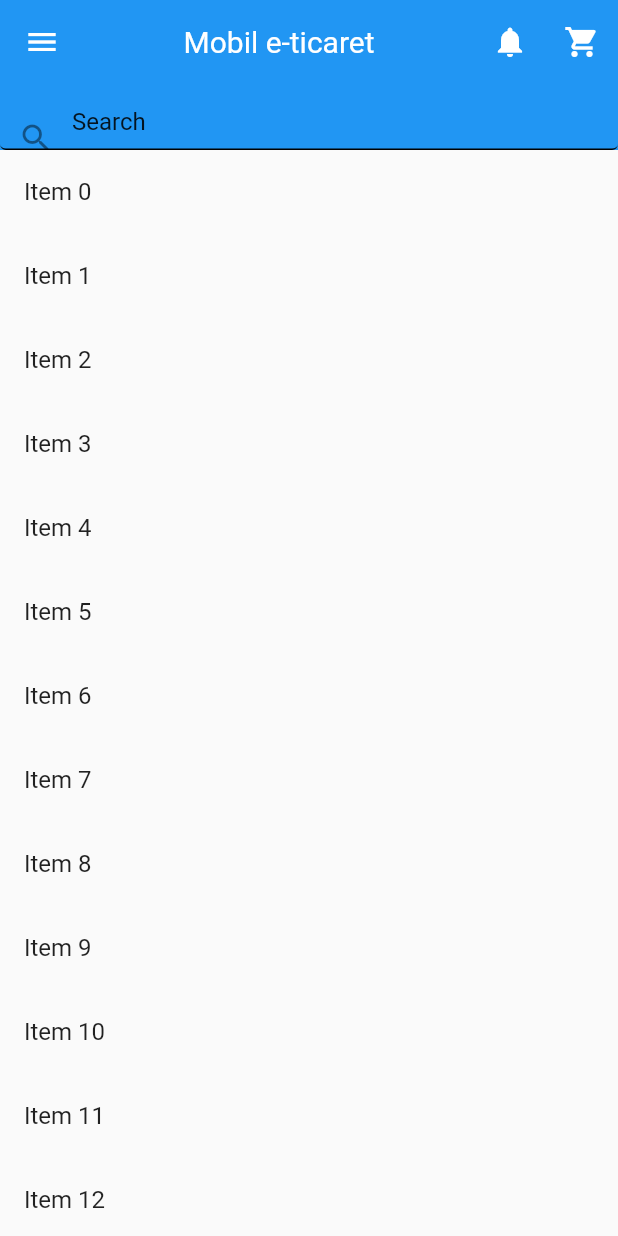
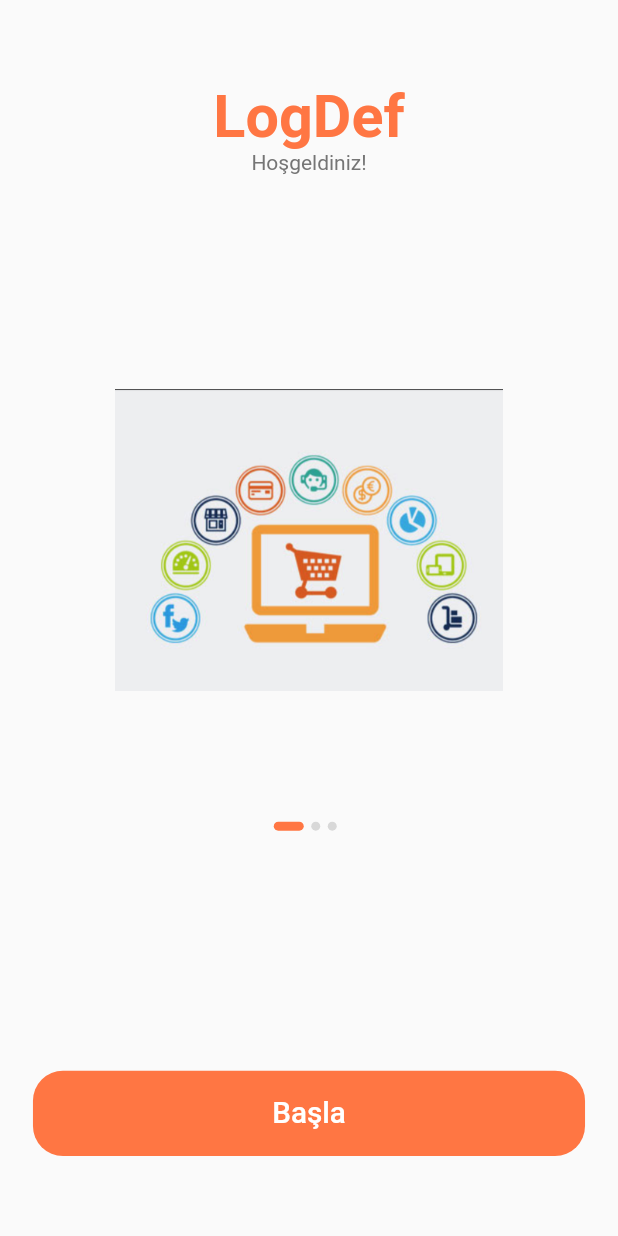
Before and after one commit to talhatt/e-commerce, a Flutter app: the screen it shows after launch, on a phone screen of 412 x 824 dp. Run offline on Flutter 3.47's test engine with Material 2 defaults, Android fonts, the light colour scheme and no system bars.

Commit message:
Karşılama ekranı oluşturuldu

```diff
--- /dev/null
+++ b/lib/components/default_button.dart
@@ -0,0 +1,32 @@
+import 'package:flutter/material.dart';
+
+import '../constants.dart';
+import '../size_config.dart';
+
+class DefaultButton extends StatelessWidget {
+  const DefaultButton({
+    Key key,
+    this.text,
+    this.press,
+  }) : super(key: key);
+  final String text;
+  final Function press;
+
+  @override
+  Widget build(BuildContext context) {
+    return SizedBox(
+      width: double.infinity,
+      height: getProportionateScreenHeight(56),
+      child: FlatButton(
+        shape: RoundedRectangleBorder(borderRadius: BorderRadius.circular(20)),
+        color: kPrimaryColor,
+        onPressed: press,
+        child: Text(
+          text,
+          style: TextStyle(
+              color: Colors.white, fontSize: getProportionateScreenWidth(18)),
+        ),
+      ),
+    );
+  }
+}
--- /dev/null
+++ b/lib/constants.dart
@@ -0,0 +1,14 @@
+import 'package:flutter/material.dart';
+
+const kPrimaryColor = Color(0xFFFF7643);
+const kPrimaryLightColor = Color(0xFFFFECDF);
+const kPrimaryGradientColor = LinearGradient(
+  begin: Alignment.topLeft,
+  end: Alignment.bottomRight,
+  colors: [Color(0xFFFFA53E), Color(0xFFFF7643)],
+);
+
+const kSecondaryColor = Color(0xFF979797);
+const kTextColor = Color(0xFF757575);
+
+const kAnimationDuration = Duration(milliseconds: 200);
--- a/lib/main.dart
+++ b/lib/main.dart
@@ -1,6 +1,9 @@
+import 'dart:ui';
+
 import 'package:flutter/material.dart';
-import 'package:mobile_eticaret/screens/home_screen.dart';
-import 'package:mobile_eticaret/theme.dart';
+import 'package:mobile_eticaret/constants.dart';
+import 'package:mobile_eticaret/routes.dart';
+import 'package:mobile_eticaret/screens/welcome_screen.dart';
 
 void main() => runApp(MyApp());
 
@@ -8,10 +11,17 @@ class MyApp extends StatelessWidget {
   @override
   Widget build(BuildContext context) {
     return MaterialApp(
-      theme: myTheme,
+      title: 'Material App',
       debugShowCheckedModeBanner: false,
-      title: 'Mobile e-ticaret',
-      home: HomeScreen(),
+      theme: ThemeData(
+        textTheme: TextTheme(
+          bodyText1: TextStyle(color: kTextColor),
+          bodyText2: TextStyle(color: kTextColor),
+        ),
+        visualDensity: VisualDensity.adaptivePlatformDensity,
+      ),
+      initialRoute: WelcomeScreen.routeName,
+      routes: routes,
     );
   }
 }
--- /dev/null
+++ b/lib/routes.dart
@@ -0,0 +1,8 @@
+import 'package:flutter/material.dart';
+import 'package:mobile_eticaret/screens/home_screen.dart';
+import 'package:mobile_eticaret/screens/welcome_screen.dart';
+
+final Map<String, WidgetBuilder> routes = {
+  WelcomeScreen.routeName: (context) => WelcomeScreen(),
+  HomeScreen.routeName: (context) => HomeScreen(),
+};
--- /dev/null
+++ b/lib/screens/components/body.dart
@@ -0,0 +1,85 @@
+import 'package:flutter/material.dart';
+import 'package:mobile_eticaret/components/default_button.dart';
+import 'package:mobile_eticaret/constants.dart';
+import 'package:mobile_eticaret/screens/components/splash_content.dart';
+import 'package:mobile_eticaret/screens/home_screen.dart';
+import 'package:mobile_eticaret/size_config.dart';
+
+class Body extends StatefulWidget {
+  @override
+  _BodyState createState() => _BodyState();
+}
+
+class _BodyState extends State<Body> {
+  int currentPage = 0;
+  List<Map<String, String>> splashData = [
+    {"image": "assets/images/welcome_1.jpg", "text": "Hoşgeldiniz!"},
+    {
+      "image": "assets/images/welcome_2.jpg",
+      "text": "Hemen alış-verişe başlayın"
+    },
+    {"image": "assets/images/welcome_3.jpg", "text": "#EvdeKal"}
+  ];
+  @override
+  Widget build(BuildContext context) {
+    return SafeArea(
+      child: Column(
+        children: <Widget>[
+          Expanded(
+              flex: 3,
+              child: PageView.builder(
+                  onPageChanged: (value) {
+                    setState(() {
+                      currentPage = value;
+                    });
+                  },
+                  itemCount: splashData.length,
+                  itemBuilder: (context, index) => SplashContent(
+                      image: splashData[index]["image"],
+                      text: splashData[index]["text"]))),
+          Expanded(
+            flex: 2,
+            child: Padding(
+              padding: EdgeInsets.symmetric(
+                  horizontal: getProportionateScreenWidth(20)),
+              child: Column(
+                children: <Widget>[
+                  Spacer(),
+                  Row(
+                      mainAxisAlignment: MainAxisAlignment.center,
+                      children: List.generate(
+                        splashData.length,
+                        (index) => buildDot(index: index),
+                      )),
+                  Spacer(
+                    flex: 3,
+                  ),
+                  DefaultButton(
+                    text: "Başla",
+                    press: () {
+                      Navigator.pushNamed(context, "/home");
+                    },
+                  ),
+                  Spacer(),
+                ],
+              ),
+            ),
+          ),
+        ],
+      ),
+    );
+  }
+
+  AnimatedContainer buildDot({int index}) {
+    return AnimatedContainer(
+      duration: kAnimationDuration,
+      margin: EdgeInsets.only(right: 5),
+      width: currentPage == index ? 20 : 6,
+      height: 6,
+      decoration: BoxDecoration(
+        color: currentPage == index ? kPrimaryColor : Color(0xFFD8D8D8),
+        borderRadius: BorderRadius.circular(3),
+      ),
+    );
+  }
+}
--- /dev/null
+++ b/lib/screens/components/splash_content.dart
@@ -0,0 +1,41 @@
+import 'package:flutter/material.dart';
+
+import '../../constants.dart';
+import '../../size_config.dart';
+
+class SplashContent extends StatelessWidget {
+  const SplashContent({
+    Key key,
+    this.text,
+    this.image,
+  }) : super(key: key);
+
+  final String text, image;
+
+  @override
+  Widget build(BuildContext context) {
+    return SizedBox(
+      width: double.infinity,
+      child: Column(
+        children: <Widget>[
+          Spacer(),
+          Text("LogDef",
+              style: TextStyle(
+                fontSize: getProportionateScreenWidth(36),
+                color: kPrimaryColor,
+                fontWeight: FontWeight.bold,
+              )),
+          Text(text),
+          Spacer(
+            flex: 2,
+          ),
+          Image.asset(
+            image,
+            height: getProportionateScreenHeight(265),
+            width: getProportionateScreenWidth(235),
+          )
+        ],
+      ),
+    );
+  }
+}
--- a/lib/screens/home_screen.dart
+++ b/lib/screens/home_screen.dart
@@ -2,6 +2,7 @@ import 'package:flutter/material.dart';
 
 class HomeScreen extends StatefulWidget {
   HomeScreen({Key key}) : super(key: key);
+  static String routeName = "/home";
   @override
   _HomeScreenState createState() => _HomeScreenState();
 }
--- /dev/null
+++ b/lib/screens/welcome_screen.dart
@@ -0,0 +1,14 @@
+import 'package:flutter/material.dart';
+import 'package:mobile_eticaret/screens/components/body.dart';
+import 'package:mobile_eticaret/size_config.dart';
+
+class WelcomeScreen extends StatelessWidget {
+  static String routeName = "/welcome";
+  @override
+  Widget build(BuildContext context) {
+    SizeConfig().init(context);
+    return Scaffold(
+      body: Body(),
+    );
+  }
+}
--- /dev/null
+++ b/lib/size_config.dart
@@ -0,0 +1,28 @@
+import 'package:flutter/material.dart';
+
+class SizeConfig {
+  static MediaQueryData _mediaQueryData;
+  static double screenWidth;
+  static double screenHeight;
+  static double defaultSize;
+  static Orientation orientation;
+
+  void init(BuildContext context) {
+    _mediaQueryData = MediaQuery.of(context);
+    screenWidth = _mediaQueryData.size.width;
+    screenHeight = _mediaQueryData.size.height;
+    orientation = _mediaQueryData.orientation;
+  }
+}
+
+double getProportionateScreenHeight(double inputHeight) {
+  double screenHeight = SizeConfig.screenHeight;
+
+  return (inputHeight / 812.0) * screenHeight;
+}
+
+double getProportionateScreenWidth(double inputWidth) {
+  double screenwidth = SizeConfig.screenWidth;
+
+  return (inputWidth / 375.0) * screenwidth;
+}
```
Also changed, not shown: pubspec.yaml (+6 -3 lines), assets/images/shoes/1.jpg (added), assets/images/shoes/2.jpg (added), assets/images/shoes/3.jpg (added), assets/images/shoes/4.jpg (added), assets/images/shoes/5.jpg (added), assets/images/shoes/6.jpg (added), assets/images/welcome_1.jpg (added), assets/images/welcome_2.jpg (added), assets/images/welcome_3.jpg (added), pubspec.lock.
